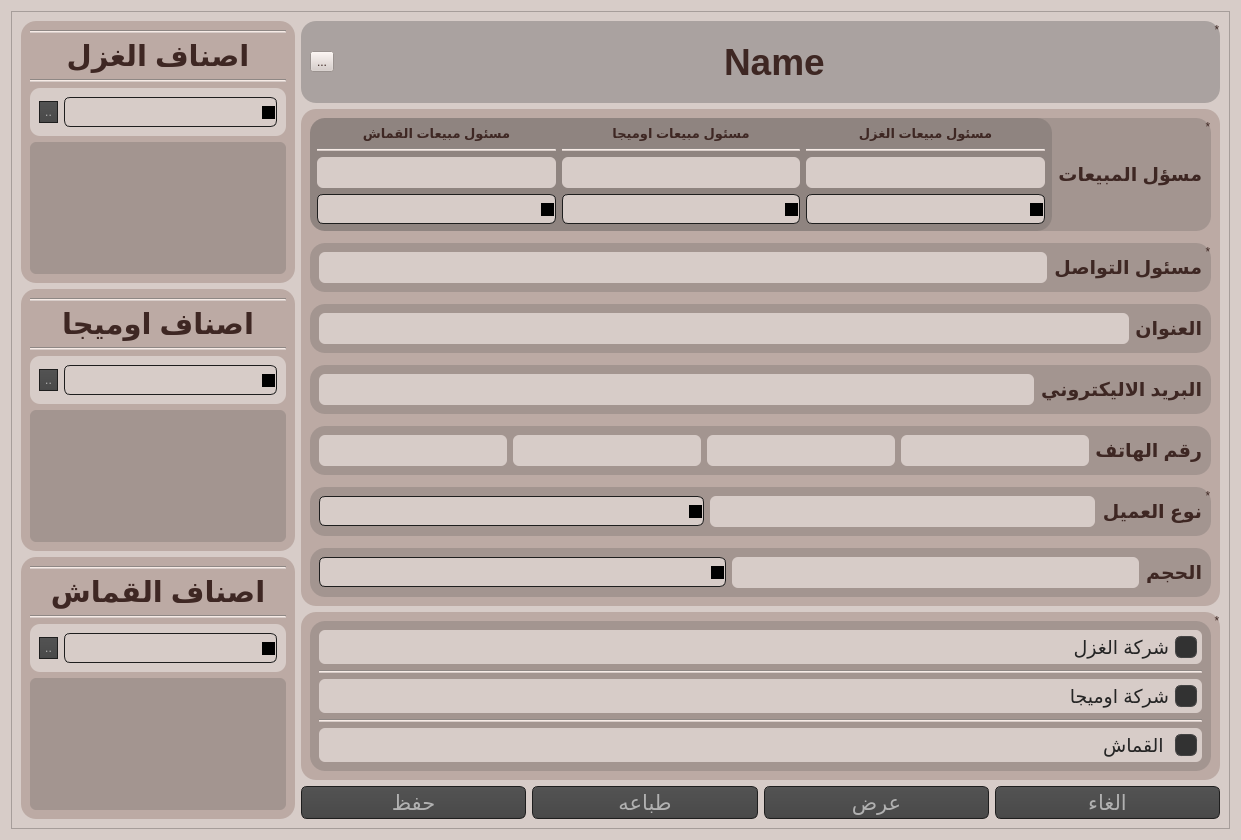
Above: Layouts/details_ui.ui from 3bdokha/Customers before the change. Below: the same form after it.
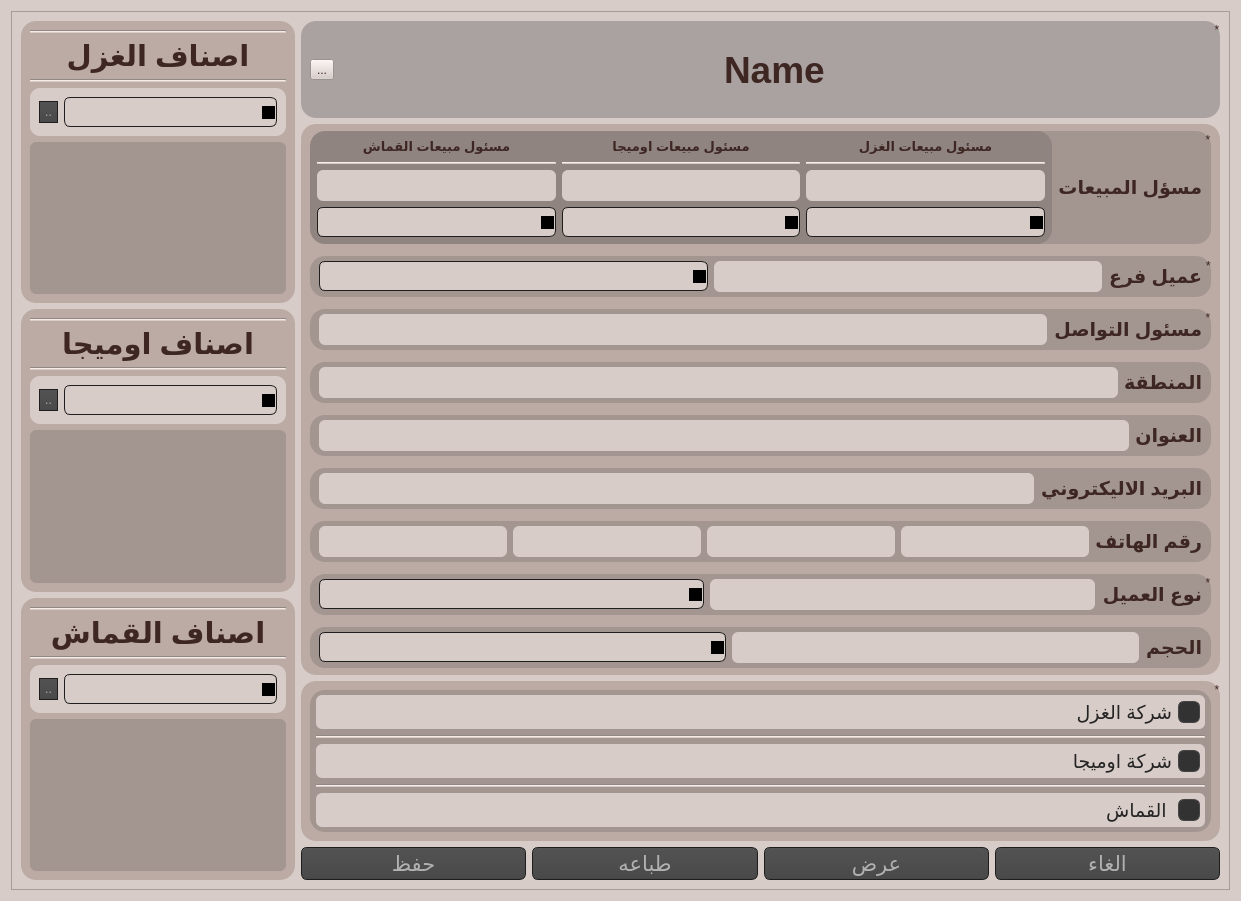
That is the form after the change. Icons and pictures are not drawn.

Diff of the .ui file:
```diff
--- a/Layouts/details_ui.ui
+++ b/Layouts/details_ui.ui
@@ -7,7 +7,7 @@
     <x>0</x>
     <y>0</y>
     <width>1241</width>
-    <height>840</height>
+    <height>901</height>
    </rect>
   </property>
   <property name="sizePolicy">
@@ -555,7 +555,7 @@
         <x>0</x>
         <y>0</y>
         <width>1221</width>
-        <height>820</height>
+        <height>881</height>
        </rect>
       </property>
       <layout class="QGridLayout" name="gridLayout_2">
@@ -1058,10 +1058,16 @@
              <property name="title">
               <string/>
              </property>
-             <layout class="QVBoxLayout" name="verticalLayout_5" stretch="0,0,0,0,0,0,0">
+             <layout class="QVBoxLayout" name="verticalLayout_5" stretch="0,0,0,0,0,0,0,0,0">
               <property name="spacing">
                <number>12</number>
               </property>
+              <property name="topMargin">
+               <number>7</number>
+              </property>
+              <property name="bottomMargin">
+               <number>7</number>
+              </property>
               <item>
                <widget class="QGroupBox" name="groupBox_4">
                 <property name="styleSheet">
@@ -1365,6 +1371,91 @@
                 </layout>
                </widget>
               </item>
+              <item>
+               <widget class="QGroupBox" name="groupBox_43">
+                <property name="font">
+                 <font>
+                  <pointsize>10</pointsize>
+                 </font>
+                </property>
+                <property name="styleSheet">
+                 <string notr="true">QGroupBox{
+ background-color:rgba(66,66,66,20%);
+}</string>
+                </property>
+                <property name="title">
+                 <string>*</string>
+                </property>
+                <property name="alignment">
+                 <set>Qt::AlignRight|Qt::AlignTrailing|Qt::AlignVCenter</set>
+                </property>
+                <layout class="QHBoxLayout" name="horizontalLayout_13" stretch="1,1,0">
+                 <property name="topMargin">
+                  <number>5</number>
+                 </property>
+                 <property name="bottomMargin">
+                  <number>5</number>
+                 </property>
+                 <item>
+                  <widget class="QComboBox" name="comBranch">
+                   <property name="font">
+                    <font>
+                     <pointsize>-1</pointsize>
+                     <weight>75</weight>
+                     <bold>true</bold>
+                    </font>
+                   </property>
+                   <property name="styleSheet">
+                    <string notr="true">background-color: #D7CCC8;
+border-width: 1px;
+border-color: #1e1e1e;
+border-radius: 6;
+padding: 3px;
+padding-left: 5px;
+padding-right: 5px;
+font-size: 17px;
+font-weight: bold;</string>
+                   </property>
+                   <property name="editable">
+                    <bool>true</bool>
+                   </property>
+                   <property name="insertPolicy">
+                    <enum>QComboBox::NoInsert</enum>
+                   </property>
+                   <property name="sizeAdjustPolicy">
+                    <enum>QComboBox::AdjustToMinimumContentsLengthWithIcon</enum>
+                   </property>
+                  </widget>
+                 </item>
+                 <item>
+                  <widget class="QLineEdit" name="txtBranch">
+                   <property name="font">
+                    <font>
+                     <pointsize>14</pointsize>
+                    </font>
+                   </property>
+                   <property name="readOnly">
+                    <bool>true</bool>
+                   </property>
+                  </widget>
+                 </item>
+                 <item>
+                  <widget class="QLabel" name="label_15">
+                   <property name="font">
+                    <font>
+                     <pointsize>14</pointsize>
+                     <weight>75</weight>
+                     <bold>true</bold>
+                    </font>
+                   </property>
+                   <property name="text">
+                    <string>عميل فرع</string>
+                   </property>
+                  </widget>
+                 </item>
+                </layout>
+               </widget>
+              </item>
               <item>
                <widget class="QGroupBox" name="groupBox_20">
                 <property name="styleSheet">
@@ -1379,6 +1470,12 @@
                  <set>Qt::AlignRight|Qt::AlignTrailing|Qt::AlignVCenter</set>
                 </property>
                 <layout class="QHBoxLayout" name="horizontalLayout_8">
+                 <property name="topMargin">
+                  <number>5</number>
+                 </property>
+                 <property name="bottomMargin">
+                  <number>5</number>
+                 </property>
                  <item>
                   <widget class="QLineEdit" name="txtContactPerson">
                    <property name="font">
@@ -1408,6 +1505,60 @@
                 </layout>
                </widget>
               </item>
+              <item>
+               <widget class="QGroupBox" name="groupBox_45">
+                <property name="font">
+                 <font>
+                  <pointsize>10</pointsize>
+                 </font>
+                </property>
+                <property name="styleSheet">
+                 <string notr="true">QGroupBox{
+ background-color:rgba(66,66,66,20%);
+}</string>
+                </property>
+                <property name="title">
+                 <string/>
+                </property>
+                <property name="alignment">
+                 <set>Qt::AlignRight|Qt::AlignTrailing|Qt::AlignVCenter</set>
+                </property>
+                <layout class="QHBoxLayout" name="horizontalLayout_14" stretch="1,0">
+                 <property name="topMargin">
+                  <number>5</number>
+                 </property>
+                 <property name="bottomMargin">
+                  <number>5</number>
+                 </property>
+                 <item>
+                  <widget class="QLineEdit" name="txtArea">
+                   <property name="font">
+                    <font>
+                     <pointsize>14</pointsize>
+                    </font>
+                   </property>
+                   <property name="readOnly">
+                    <bool>true</bool>
+                   </property>
+                  </widget>
+                 </item>
+                 <item>
+                  <widget class="QLabel" name="label_16">
+                   <property name="font">
+                    <font>
+                     <pointsize>14</pointsize>
+                     <weight>75</weight>
+                     <bold>true</bold>
+                    </font>
+                   </property>
+                   <property name="text">
+                    <string>المنطقة</string>
+                   </property>
+                  </widget>
+                 </item>
+                </layout>
+               </widget>
+              </item>
               <item>
                <widget class="QGroupBox" name="groupBox_42">
                 <property name="font">
@@ -1427,6 +1578,12 @@
                  <set>Qt::AlignRight|Qt::AlignTrailing|Qt::AlignVCenter</set>
                 </property>
                 <layout class="QHBoxLayout" name="horizontalLayout_9">
+                 <property name="topMargin">
+                  <number>5</number>
+                 </property>
+                 <property name="bottomMargin">
+                  <number>5</number>
+                 </property>
                  <item>
                   <widget class="QLineEdit" name="txtAdrress">
                    <property name="font">
@@ -1467,6 +1624,12 @@
                  <string/>
                 </property>
                 <layout class="QHBoxLayout" name="horizontalLayout_15">
+                 <property name="topMargin">
+                  <number>5</number>
+                 </property>
+                 <property name="bottomMargin">
+                  <number>5</number>
+                 </property>
                  <item>
                   <widget class="QLineEdit" name="txtMail">
                    <property name="font">
@@ -1507,6 +1670,12 @@
                  <string/>
                 </property>
                 <layout class="QHBoxLayout" name="horizontalLayout_5">
+                 <property name="topMargin">
+                  <number>5</number>
+                 </property>
+                 <property name="bottomMargin">
+                  <number>5</number>
+                 </property>
                  <item>
                   <widget class="QLineEdit" name="txtPhone4">
                    <property name="font">
@@ -1595,6 +1764,12 @@
                  <set>Qt::AlignRight|Qt::AlignTrailing|Qt::AlignVCenter</set>
                 </property>
                 <layout class="QHBoxLayout" name="horizontalLayout_38" stretch="1,1,0">
+                 <property name="topMargin">
+                  <number>5</number>
+                 </property>
+                 <property name="bottomMargin">
+                  <number>5</number>
+                 </property>
                  <item>
                   <widget class="QComboBox" name="comCustType">
                    <property name="font">
@@ -1669,6 +1844,12 @@
                  <set>Qt::AlignRight|Qt::AlignTrailing|Qt::AlignVCenter</set>
                 </property>
                 <layout class="QHBoxLayout" name="horizontalLayout_17" stretch="1,1,0">
+                 <property name="topMargin">
+                  <number>5</number>
+                 </property>
+                 <property name="bottomMargin">
+                  <number>5</number>
+                 </property>
                  <item>
                   <widget class="QComboBox" name="comSize">
                    <property name="font">
@@ -1755,6 +1936,18 @@
                  <string/>
                 </property>
                 <layout class="QVBoxLayout" name="verticalLayout_9" stretch="0,0,0,0,0">
+                 <property name="leftMargin">
+                  <number>6</number>
+                 </property>
+                 <property name="topMargin">
+                  <number>5</number>
+                 </property>
+                 <property name="rightMargin">
+                  <number>6</number>
+                 </property>
+                 <property name="bottomMargin">
+                  <number>5</number>
+                 </property>
                  <item>
                   <widget class="QCheckBox" name="cbYarn">
                    <property name="enabled">
```
